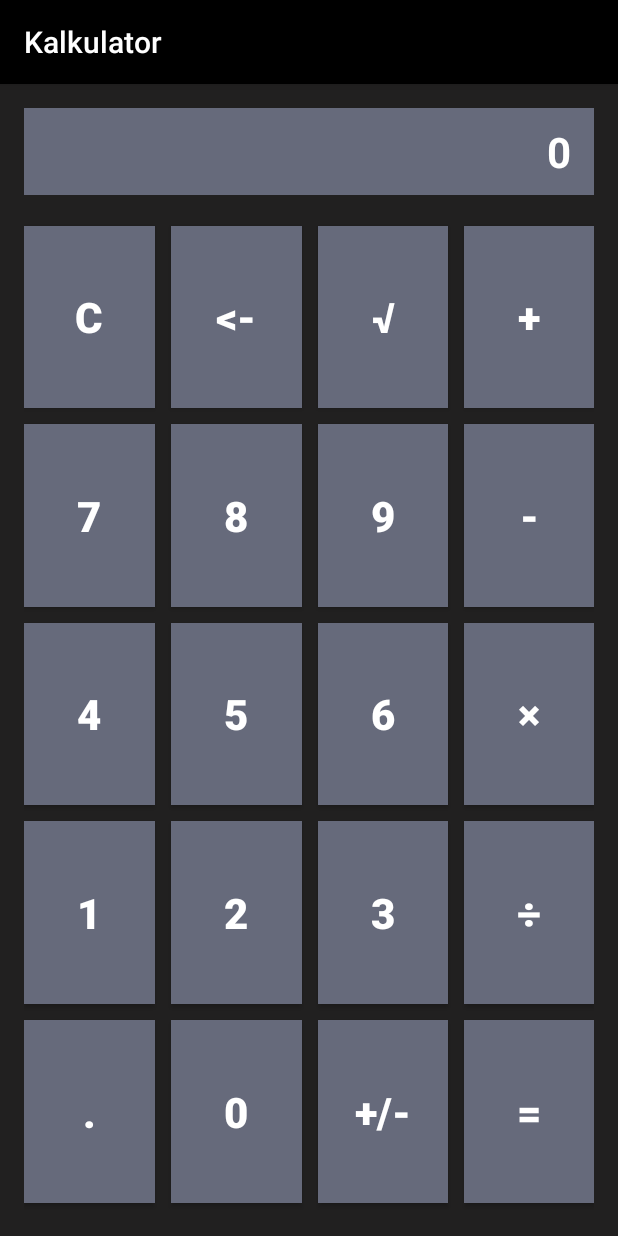
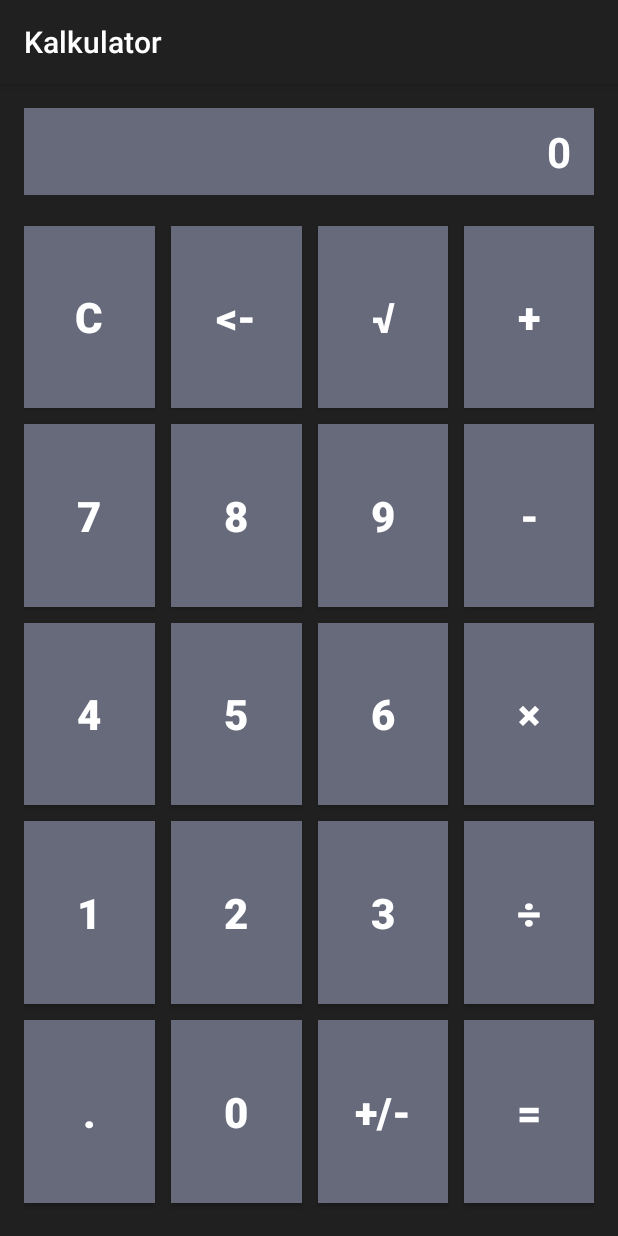
Before and after one commit to szczypiorofix/kalkulator-android, an Android app: the screen it shows after launch (MainActivity), on a phone screen of 412 x 824 dp. Run offline under Robolectric (Android 15) with nearby library versions, the phone set to English and light mode, and no system bars.

Commit message:
Poprawki w działaniu i wyglądzie Toast.

```diff
--- a/app/src/main/res/layout/activity_main.xml
+++ b/app/src/main/res/layout/activity_main.xml
@@ -29,17 +29,12 @@
             android:gravity="center|right"
             android:textColor="@color/textcolor"
             android:maxLength="15"
+            android:layout_marginBottom="15dp"
             android:paddingRight="15dp"
             android:paddingLeft="5dp"
             android:background="@color/buttonDefaultColor"
             android:paddingTop="10dp"
             android:paddingBottom="10dp" />
-
-        <LinearLayout
-            android:orientation="vertical"
-            android:layout_width="match_parent"
-            android:layout_height="match_parent"
-            android:layout_marginTop="15dp">
 
             <LinearLayout
                 android:orientation="horizontal"
@@ -337,7 +332,4 @@
                     android:layout_marginLeft="@dimen/button_layout_margin" />
             </LinearLayout>
         </LinearLayout>
-
-    </LinearLayout>
-
 </RelativeLayout>
--- a/app/src/main/res/layout/custom_toast.xml
+++ b/app/src/main/res/layout/custom_toast.xml
@@ -6,13 +6,14 @@
     android:layout_width="match_parent"
     android:layout_height="wrap_content"
     android:padding="8dp"
-    android:background="#DAAA"
+    android:background="@color/toastbgcolor"
     android:layout_centerVertical="false">
 
     <ImageView
         android:layout_width="0dp"
         android:layout_height="wrap_content"
         app:srcCompat="@drawable/warning"
+        android:contentDescription="@string/app_name"
         android:id="@+id/imageView"
         android:layout_weight="1" />
 
--- a/app/src/main/res/values/colors.xml
+++ b/app/src/main/res/values/colors.xml
@@ -1,12 +1,13 @@
 <?xml version="1.0" encoding="utf-8"?>
 <resources>
-    <color name="colorPrimary">#000000</color>
-    <color name="colorPrimaryDark">#020b3e</color>
+    <color name="colorPrimary">#212020</color>
+    <color name="colorPrimaryDark">#212020</color>
     <color name="colorAccent">#FF4081</color>
-    <color name="colorBackground">#000000</color>
+    <color name="colorBackground">#212020</color>
     <color name="buttonFocusedColor">#722291</color>
     <color name="buttonPressedColor">#5d6db3</color>
     <color name="buttonDefaultColor">#666a7b</color>
     <color name="activity_background">#212020</color>
     <color name="textcolor">#ffffff</color>
+    <color name="toastbgcolor">#383f66</color>
 </resources>
--- a/app/src/main/res/values/strings.xml
+++ b/app/src/main/res/values/strings.xml
@@ -21,5 +21,5 @@
     <string name="bsPrzecinek">.</string>
     <string name="bsPlusMinus">+/-</string>
     <string name="eWynik">0</string>
-    <string name="komunikatBledu">Błąd!!! Dzielenie przez 0 !</string>
+    <string name="komunikatBledu">Błąd !!! Dzielenie przez 0 !</string>
 </resources>
```
Also changed, not shown: app/src/main/java/com/example/piotrek/kalkulator/MainActivity.java (+2 -11 lines).
